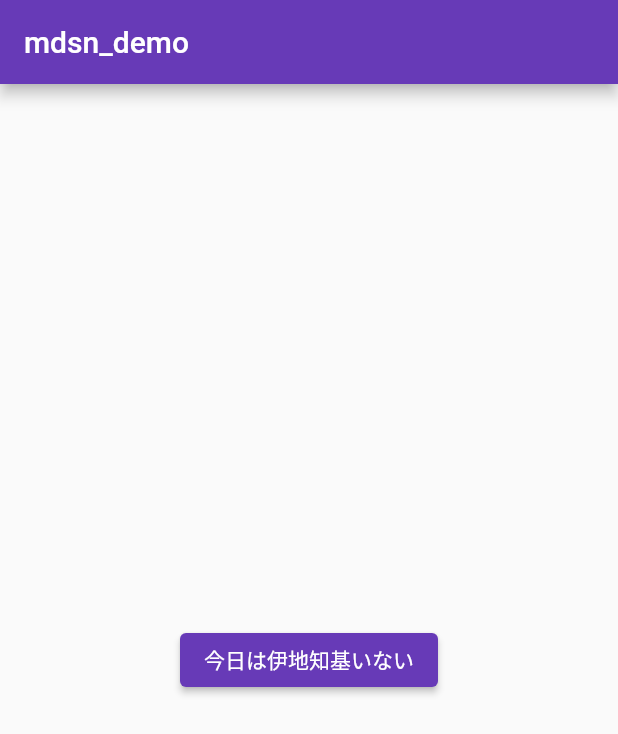
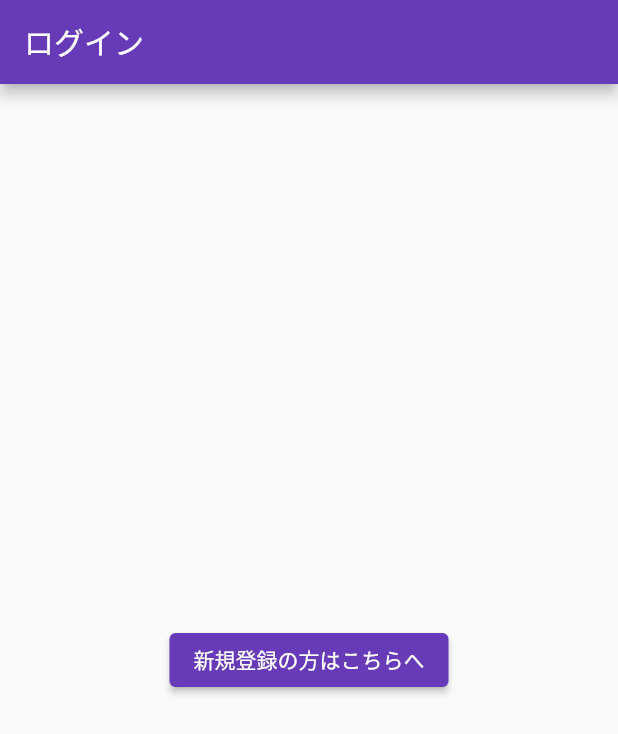
Before and after one commit to yousheng5/mdn_app, a Flutter app: the screen it shows after launch, on a phone screen of 412 x 824 dp. Shown: the top 734 px of the screen. Run offline on Flutter 3.47's test engine with Material 2 defaults, Android fonts, the phone set to English and light mode, and no system bars.

Commit message:
demoだよ

```diff
--- a/lib/main.dart
+++ b/lib/main.dart
@@ -33,14 +33,12 @@ class _MyHomePageState extends State<MyHomePage> {
   Widget build(BuildContext context) {
     return Scaffold(
         appBar: AppBar(
-          title: const Text('mdsn_demo'),
+          title: const Text('ログイン'),
         ),
         body: Center(
           child: ElevatedButton(
-            onPressed: () {
-              //何か入れる
-            },
-            child: const Text('今日は伊地知基いない'),
+            onPressed: () {},
+            child: const Text('新規登録の方はこちらへ'),
           ),
         ));
   }
```
